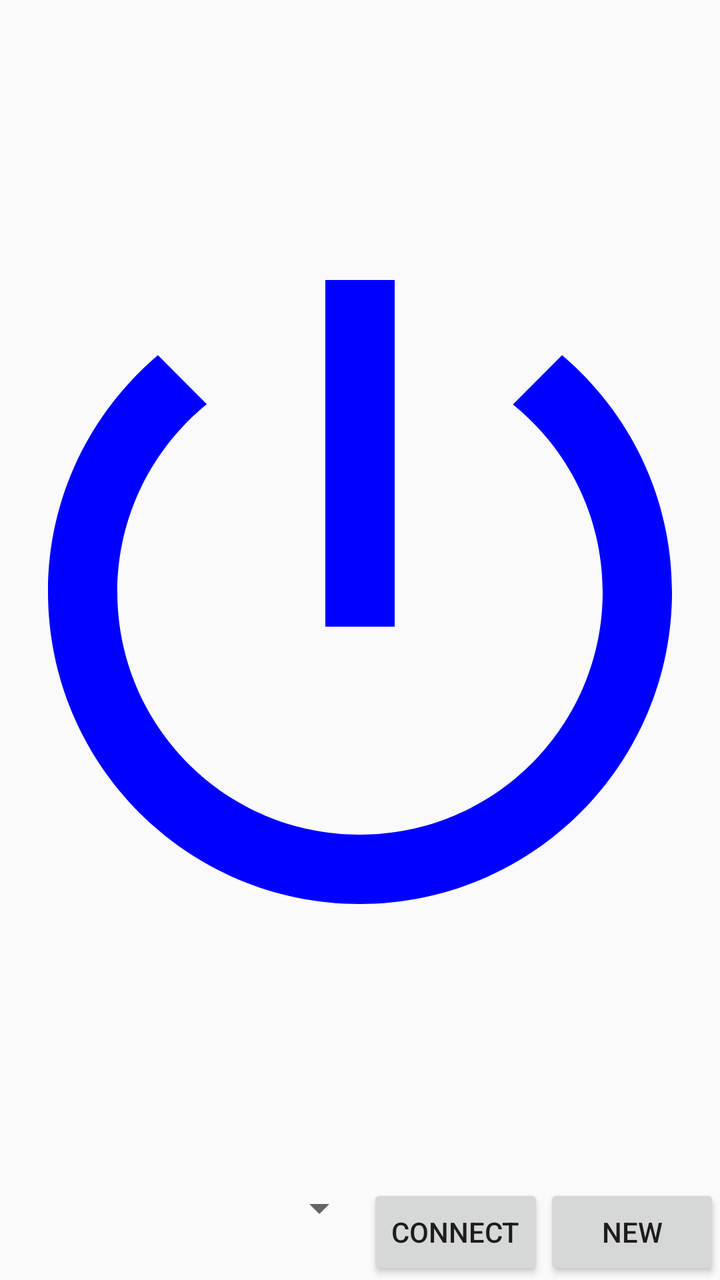
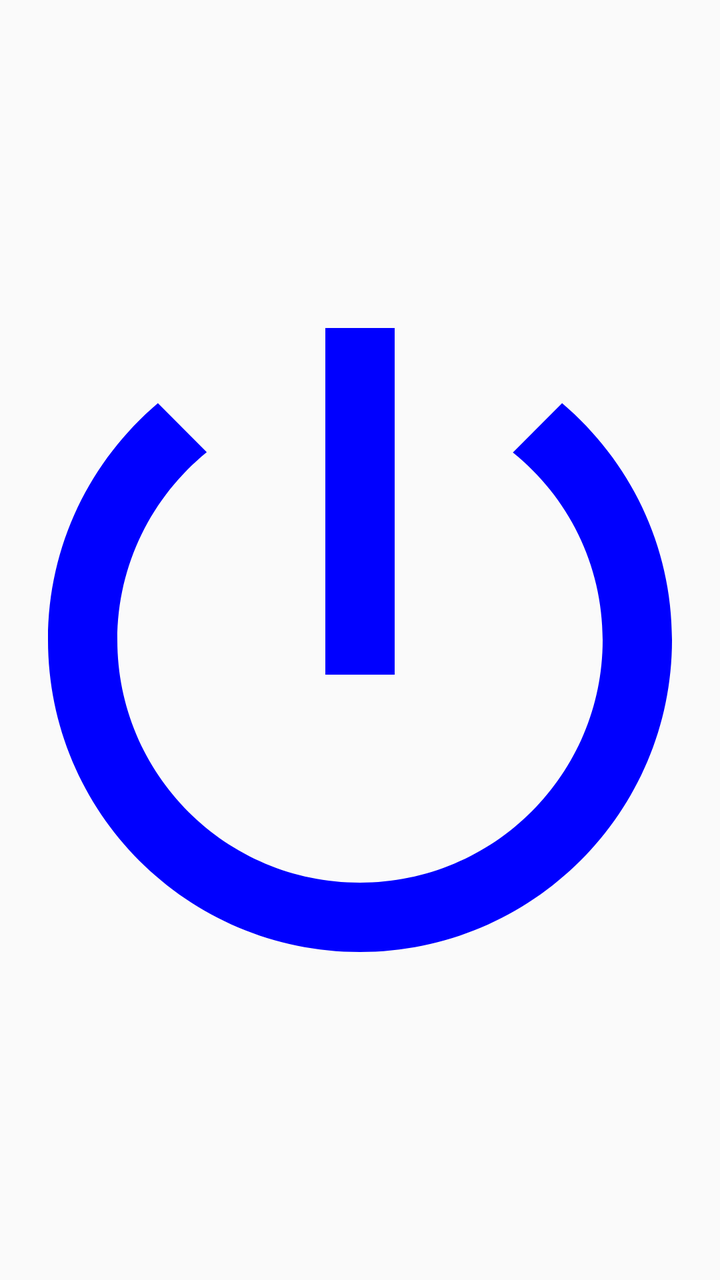

The first picture is an Android layout as it rendered before a commit; the second is the same layout after the commit. The layout source and the unified diff follow.
<!-- AndroidManifest.xml: application theme AppTheme -->
<!-- res/layout/content_speak.xml -->
<?xml version="1.0" encoding="utf-8"?>
<android.support.constraint.ConstraintLayout xmlns:android="http://schemas.android.com/apk/res/android"
    xmlns:app="http://schemas.android.com/apk/res-auto"
    xmlns:tools="http://schemas.android.com/tools"
    android:layout_width="match_parent"
    android:layout_height="match_parent"
    app:layout_behavior="@string/appbar_scrolling_view_behavior"
    tools:context="peterson.ttu.edu.backupaids.activities.SpeakFragment"
    tools:showIn="@layout/fragment_speak">

    <ImageButton
        android:id="@+id/sendSoundStartButton"
        android:layout_width="0dp"
        android:layout_height="0dp"
        android:background="@android:color/transparent"
        android:scaleType="fitCenter"
        android:src="@drawable/ic_power_button_blue"
        android:layout_marginTop="16dp"
        android:layout_marginBottom="16dp"
        android:layout_marginStart="24dp"
        android:layout_marginEnd="24dp"
        app:layout_constraintHorizontal_bias="0.6"
        app:layout_constraintTop_toTopOf="parent"
        app:layout_constraintBottom_toTopOf="@id/sendSoundOurPinTextView"
        app:layout_constraintLeft_toLeftOf="parent"
        app:layout_constraintRight_toRightOf="parent"
        app:layout_constraintVertical_bias="0.6"
        android:contentDescription="@string/start_stop_sending_audio" />
    

    <TextView
        android:id="@+id/sendSoundOurPinTextView"
        android:layout_width="wrap_content"
        android:layout_height="wrap_content"
        android:text="@string/our_pin"
        android:textSize="20sp"
        android:textAppearance="@android:style/TextAppearance.DeviceDefault"
        android:layout_marginTop="16dp"
        android:layout_marginBottom="16dp"
        android:layout_marginStart="16dp"
        android:layout_marginEnd="16dp"
        app:layout_constraintTop_toBottomOf="@id/sendSoundStartButton"
        app:layout_constraintBottom_toTopOf="@id/sendSoundBottomActions"
        app:layout_constraintLeft_toLeftOf="parent"
        android:visibility="gone"/>

    <LinearLayout
        android:id="@+id/sendSoundBottomActions"
        android:orientation="horizontal"
        android:layout_width="match_parent"
        android:layout_height="wrap_content"
        app:layout_constraintTop_toBottomOf="@id/sendSoundOurPinTextView"
        app:layout_constraintBottom_toBottomOf="parent"
        app:layout_constraintLeft_toLeftOf="parent"
        app:layout_constraintRight_toRightOf="parent">

        <Spinner
            android:id="@+id/sendSoundConnectionList"
            android:layout_width="0dp"
            android:layout_height="wrap_content"
            android:layout_weight="1"/>

        <Button
            android:id="@+id/sendSoundConnectButton"
            android:layout_width="wrap_content"
            android:layout_height="wrap_content"
            android:text="Connect"/>

        <Button
            android:id="@+id/sendSoundNewConnectionButton"
            android:layout_width="wrap_content"
            android:layout_height="wrap_content"
            android:text="New"
            app:layout_constraintTop_toBottomOf="@id/sendSoundStartButton"
            app:layout_constraintBottom_toBottomOf="parent"
            app:layout_constraintLeft_toRightOf="@id/sendSoundConnectButton"
            app:layout_constraintRight_toRightOf="parent"/>

    </LinearLayout>

</android.support.constraint.ConstraintLayout>
<!-- res/layout/fragment_speak.xml (included above) -->
<?xml version="1.0" encoding="utf-8"?>
<android.support.design.widget.CoordinatorLayout xmlns:android="http://schemas.android.com/apk/res/android"
    xmlns:tools="http://schemas.android.com/tools"
    android:layout_width="match_parent"
    android:layout_height="match_parent"
    tools:context="peterson.ttu.edu.backupaids.activities.SpeakFragment">

    <include layout="@layout/content_speak" />

</android.support.design.widget.CoordinatorLayout>
<!-- resources referenced by this layout -->
<resources>
  <!-- drawable ic_power_button_blue (drawable) -->
  <vector xmlns:android="http://schemas.android.com/apk/res/android"
      android:width="24dp"
      android:height="24dp"
      android:viewportWidth="24"
      android:viewportHeight="24">
    <path
        android:pathData="m13.3333,0h-2.6667v13.3333h2.6667zM19.7733,2.8933 L17.88,4.7867C19.9867,6.48 21.3333,9.08 21.3333,12 21.3333,17.16 17.16,21.3333 12,21.3333 6.84,21.3333 2.6667,17.16 2.6667,12c0,-2.92 1.3467,-5.52 3.44,-7.2267l-1.88,-1.88C1.64,5.0933 0,8.3467 0,12 0,18.6267 5.3733,24 12,24 18.6267,24 24,18.6267 24,12 24,8.3467 22.36,5.0933 19.7733,2.8933Z"
        android:strokeWidth="1.33333313"
        android:fillColor="#0000ff"
        android:fillAlpha="1"/>
  </vector>
  <string name="our_pin">Our PIN: %1$d</string>
  <string name="start_stop_sending_audio">Start/stop sending audio</string>
  <style name="AppTheme" parent="Theme.AppCompat.Light.DarkActionBar">
          
          <item name="colorPrimary">@color/colorPrimary</item>
          <item name="colorPrimaryDark">@color/colorPrimaryDark</item>
          <item name="colorAccent">@color/colorAccent</item>
      </style>
  <color name="colorPrimary">#3F51B5</color>
  <color name="colorPrimaryDark">#303F9F</color>
  <color name="colorAccent">#FF4081</color>
</resources>

<!-- the commit's change to res/layout/content_speak.xml (unified diff, before → after) -->
@@ -10,8 +10,8 @@
 
     <ImageButton
         android:id="@+id/sendSoundStartButton"
-        android:layout_width="0dp"
-        android:layout_height="0dp"
+        android:layout_width="match_parent"
+        android:layout_height="match_parent"
         android:background="@android:color/transparent"
         android:scaleType="fitCenter"
         android:src="@drawable/ic_power_button_blue"
@@ -26,7 +26,6 @@
         app:layout_constraintRight_toRightOf="parent"
         app:layout_constraintVertical_bias="0.6"
         android:contentDescription="@string/start_stop_sending_audio" />
-    
 
     <TextView
         android:id="@+id/sendSoundOurPinTextView"
@@ -40,43 +39,9 @@
         android:layout_marginStart="16dp"
         android:layout_marginEnd="16dp"
         app:layout_constraintTop_toBottomOf="@id/sendSoundStartButton"
-        app:layout_constraintBottom_toTopOf="@id/sendSoundBottomActions"
+        app:layout_constraintBottom_toBottomOf="parent"
         app:layout_constraintLeft_toLeftOf="parent"
         android:visibility="gone"/>
-
-    <LinearLayout
-        android:id="@+id/sendSoundBottomActions"
-        android:orientation="horizontal"
-        android:layout_width="match_parent"
-        android:layout_height="wrap_content"
-        app:layout_constraintTop_toBottomOf="@id/sendSoundOurPinTextView"
-        app:layout_constraintBottom_toBottomOf="parent"
-        app:layout_constraintLeft_toLeftOf="parent"
-        app:layout_constraintRight_toRightOf="parent">
-
-        <Spinner
-            android:id="@+id/sendSoundConnectionList"
-            android:layout_width="0dp"
-            android:layout_height="wrap_content"
-            android:layout_weight="1"/>
-
-        <Button
-            android:id="@+id/sendSoundConnectButton"
-            android:layout_width="wrap_content"
-            android:layout_height="wrap_content"
-            android:text="Connect"/>
-
-        <Button
-            android:id="@+id/sendSoundNewConnectionButton"
-            android:layout_width="wrap_content"
-            android:layout_height="wrap_content"
-            android:text="New"
-            app:layout_constraintTop_toBottomOf="@id/sendSoundStartButton"
-            app:layout_constraintBottom_toBottomOf="parent"
-            app:layout_constraintLeft_toRightOf="@id/sendSoundConnectButton"
-            app:layout_constraintRight_toRightOf="parent"/>
-
-    </LinearLayout>
 
 </android.support.constraint.ConstraintLayout>
 <!-- res/layout/fragment_speak.xml (included above) -->
